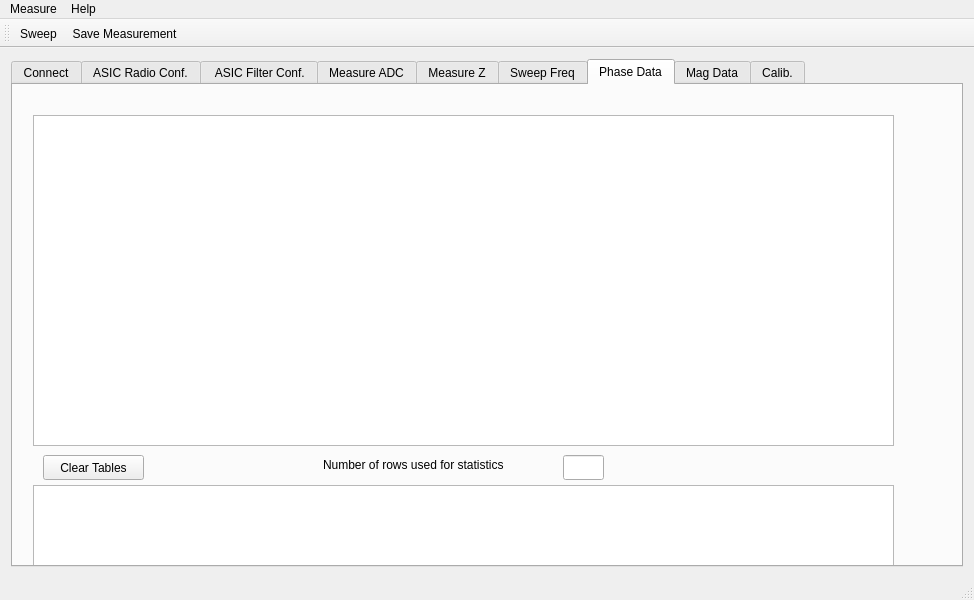
saul-rodriguez/Qt, file BioDriver/bio2016/mainwindow.ui: the form before one commit.
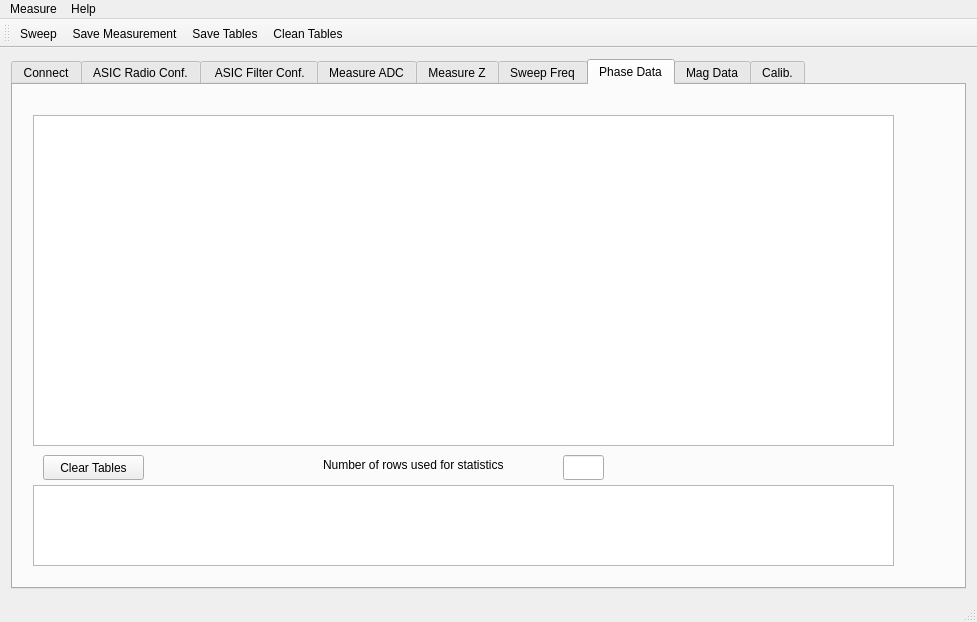
The form after the commit. The open tabs and pages were chosen to show the change. Icons and pictures are not drawn. Custom widgets are drawn as their Qt base class.

The edit to the form file:
```diff
--- a/BioDriver/bio2016/mainwindow.ui
+++ b/BioDriver/bio2016/mainwindow.ui
@@ -6,8 +6,8 @@
    <rect>
     <x>0</x>
     <y>0</y>
-    <width>974</width>
-    <height>600</height>
+    <width>977</width>
+    <height>622</height>
    </rect>
   </property>
   <property name="windowTitle">
@@ -1316,7 +1316,7 @@
     <rect>
      <x>0</x>
      <y>0</y>
-     <width>974</width>
+     <width>977</width>
      <height>22</height>
     </rect>
    </property>
@@ -1345,6 +1345,8 @@
    </attribute>
    <addaction name="actionSweep"/>
    <addaction name="actionSave_Measurement"/>
+   <addaction name="actionSave_Tables"/>
+   <addaction name="actionClean_Tables"/>
   </widget>
   <widget class="QStatusBar" name="statusBar"/>
   <action name="actionSweep">
@@ -1372,6 +1374,26 @@
     <string>About</string>
    </property>
   </action>
+  <action name="actionClean_Tables">
+   <property name="icon">
+    <iconset>
+     <normalon>:/images/Clean-icon.png</normalon>
+    </iconset>
+   </property>
+   <property name="text">
+    <string>Clean Tables</string>
+   </property>
+  </action>
+  <action name="actionSave_Tables">
+   <property name="icon">
+    <iconset>
+     <normalon>:/images/Save-table-icon.png</normalon>
+    </iconset>
+   </property>
+   <property name="text">
+    <string>Save Tables</string>
+   </property>
+  </action>
  </widget>
  <layoutdefault spacing="6" margin="11"/>
  <customwidgets>
```
Left out of the diff: 2 changed lines with no effect on the pictures.
